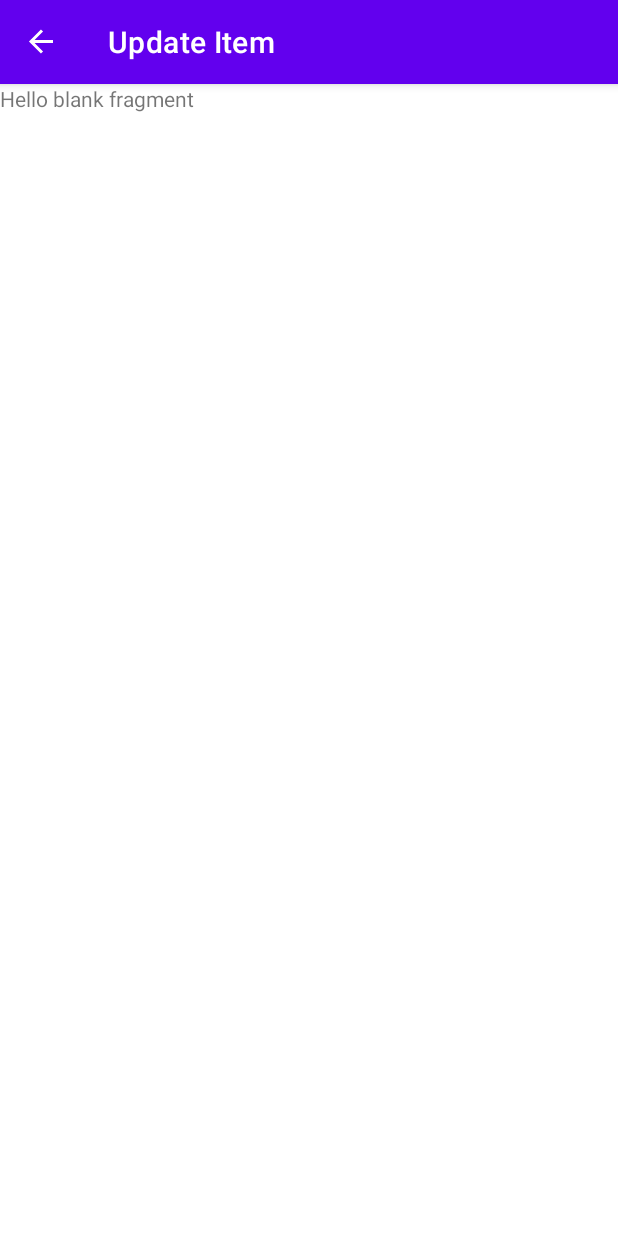
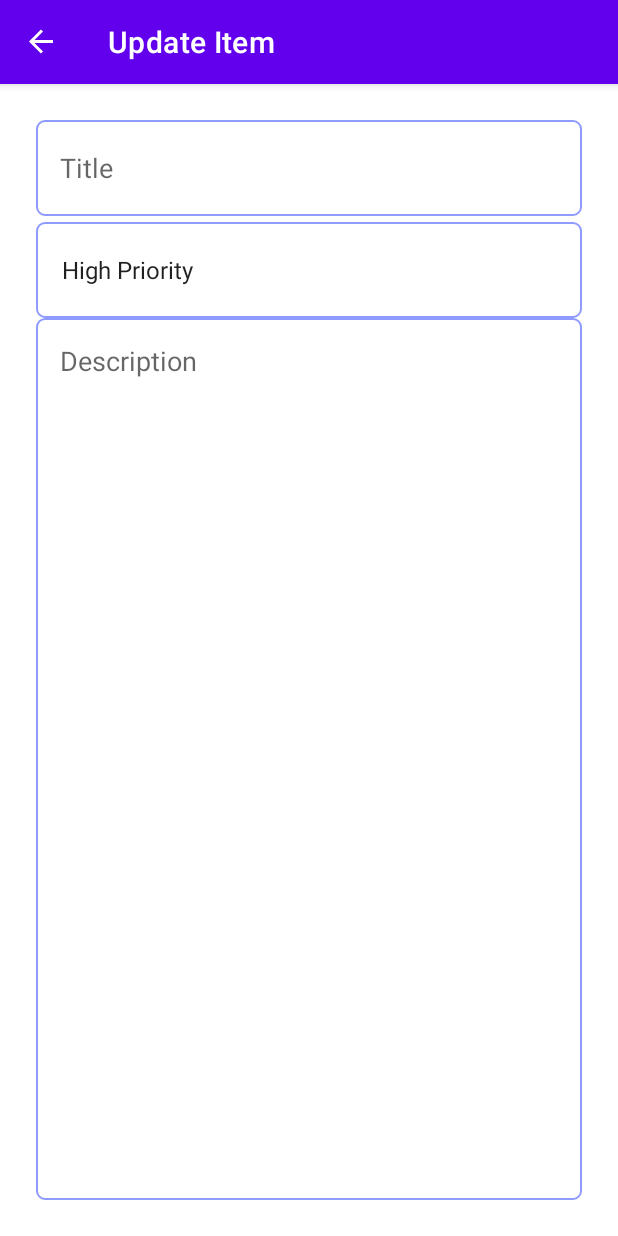
Before and after one commit to Darfune/ToDoListApp, an Android app: the UpdateFragment screen opened through its navigation route, on a phone screen of 412 x 824 dp. Run offline under Robolectric (Android 15) with nearby library versions, the phone set to English and light mode, and no system bars; our stand-ins replace navigation-ui.

Commit message:
custom style

```diff
--- /dev/null
+++ b/app/src/main/res/drawable/custom_input.xml
@@ -0,0 +1,20 @@
+<?xml version="1.0" encoding="utf-8"?>
+<selector xmlns:android="http://schemas.android.com/apk/res/android">
+
+    <item android:state_enabled="true" android:state_focused="true">
+        <shape android:shape="rectangle">
+            <solid android:color="@color/white"/>
+            <stroke android:width="1dp" android:color="@color/design_default_color_primary"/>
+            <corners android:radius="5dp"/>
+        </shape>
+    </item>
+
+    <item android:state_enabled="true">
+        <shape android:shape="rectangle">
+            <solid android:color="@color/white"/>
+            <stroke android:width="1dp" android:color="@color/secondaryLightColor"/>
+            <corners android:radius="5dp"/>
+        </shape>
+    </item>
+
+</selector>
--- a/app/src/main/res/layout/fragment_update.xml
+++ b/app/src/main/res/layout/fragment_update.xml
@@ -1,14 +1,56 @@
 <?xml version="1.0" encoding="utf-8"?>
-<FrameLayout xmlns:android="http://schemas.android.com/apk/res/android"
+<androidx.constraintlayout.widget.ConstraintLayout xmlns:android="http://schemas.android.com/apk/res/android"
+    xmlns:app="http://schemas.android.com/apk/res-auto"
     xmlns:tools="http://schemas.android.com/tools"
     android:layout_width="match_parent"
     android:layout_height="match_parent"
+    android:padding="24dp"
     tools:context=".fragments.update.UpdateFragment">
 
-    <!-- TODO: Update blank fragment layout -->
-    <TextView
+    <EditText
+        android:id="@+id/updateTitleEditText"
         android:layout_width="match_parent"
-        android:layout_height="match_parent"
-        android:text="@string/hello_blank_fragment" />
+        android:layout_height="64dp"
+        android:background="@drawable/custom_input"
+        android:ems="10"
+        android:hint="@string/title"
+        android:inputType="textPersonName"
+        android:paddingStart="16dp"
+        app:layout_constraintEnd_toEndOf="parent"
+        app:layout_constraintStart_toStartOf="parent"
+        app:layout_constraintTop_toTopOf="parent" />
 
-</FrameLayout>
+    <Spinner
+        android:id="@+id/updatePrioritySpinner"
+        android:layout_width="match_parent"
+        android:layout_height="64dp"
+        android:layout_marginTop="4dp"
+        android:paddingStart="9dp"
+        android:entries="@array/priorities"
+        android:background="@drawable/custom_input"
+        app:layout_constraintEnd_toEndOf="parent"
+        app:layout_constraintHorizontal_bias="0.5"
+        app:layout_constraintStart_toStartOf="parent"
+        app:layout_constraintTop_toBottomOf="@+id/updateTitleEditText" />
+
+    <EditText
+        android:id="@+id/updateDescriptionEditText"
+        android:layout_width="0dp"
+        android:layout_height="0dp"
+        android:ems="10"
+        android:foregroundGravity="top"
+        android:paddingStart="16dp"
+        android:paddingEnd="16dp"
+        android:paddingTop="16dp"
+        android:hint="@string/description"
+        android:gravity="start|top"
+        android:inputType="textMultiLine"
+        android:background="@drawable/custom_input"
+        app:layout_constraintBottom_toBottomOf="parent"
+        app:layout_constraintEnd_toEndOf="parent"
+        app:layout_constraintHorizontal_bias="0.542"
+        app:layout_constraintStart_toStartOf="parent"
+        app:layout_constraintTop_toBottomOf="@+id/updatePrioritySpinner"
+        app:layout_constraintVertical_bias="0.133" />
+
+</androidx.constraintlayout.widget.ConstraintLayout>
--- a/app/src/main/res/values/colors.xml
+++ b/app/src/main/res/values/colors.xml
@@ -7,4 +7,17 @@
     <color name="teal_700">#FF018786</color>
     <color name="black">#FF000000</color>
     <color name="white">#FFFFFFFF</color>
+
+    <color name="primaryColor">#263238</color>
+    <color name="darkGey">#4f5b62</color>
+    <color name="primaryDarkColor">#000a12</color>
+    <color name="secondaryColor">#536dfe</color>
+    <color name="secondaryLightColor">#8f9bff</color>
+    <color name="secondaryDarkColor">#0043ca</color>
+    <color name="primaryTextColor">#ffffff</color>
+    <color name="secondaryTextColor">#000000</color>
+
+    <color name="red">#D50000</color>
+    <color name="green">#00C853</color>
+    <color name="yellow">#FFD600</color>
 </resources>
```
